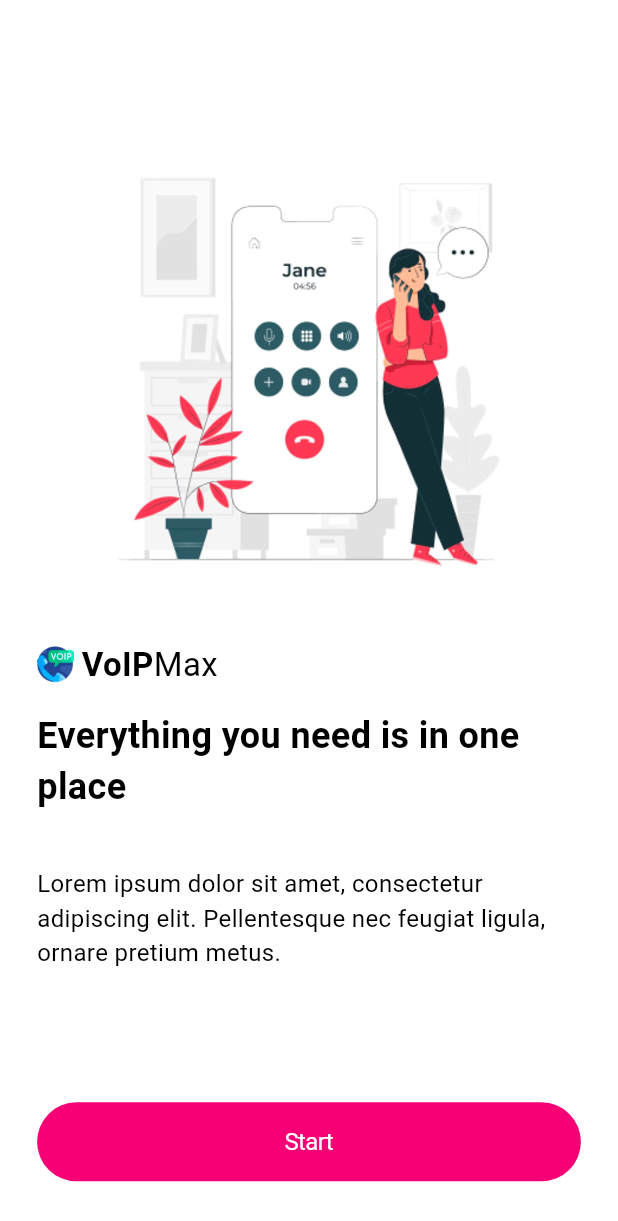
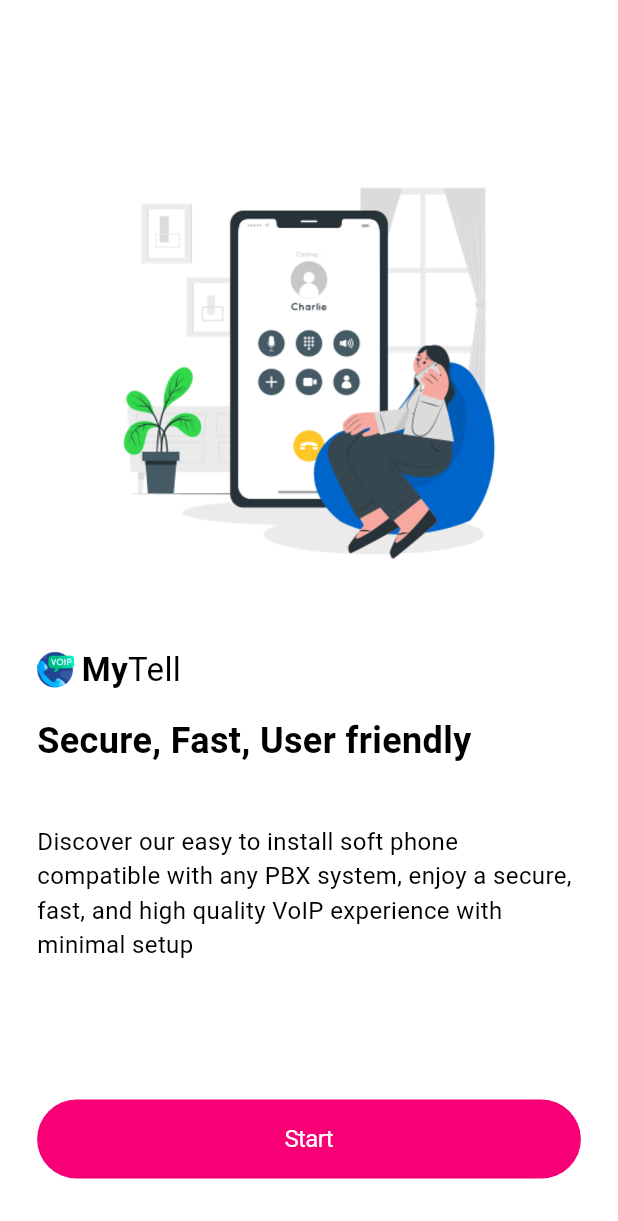
Before and after one commit to Armancoders/mytell_flutter_App, a Flutter app: the screen it shows after launch, on a phone screen of 412 x 824 dp. Shown: the top 1221 px of the screen. Run offline on Flutter 3.47's test engine with Material 3 defaults, Android fonts, the phone set to English and light mode, and no system bars; our stand-ins replace audioplayers, firebase_core, firebase_messaging, flutter_blue_plus, flutter_contacts, flutter_local_notifications and 8 more; missing offline and left inert: bluetooth_enable_fork, flutter_background_service, flutter_callkit_incoming, flutter_dialpad, flutter_downloader, flutter_dtmf and 3 more; accounts and stored records are empty; network calls fail.

Commit message:
[edit] change voipmax to mytell (android & ios & ui integration)

```diff
--- a/lib/src/modules/Login/widgets.dart
+++ b/lib/src/modules/Login/widgets.dart
@@ -37,7 +37,7 @@ Widget voipMaxLogo() {
     child: Hero(
       tag: "onB_voipMax",
       child: Image.asset(
-        "assets/onB_voipMax.png",
+        "assets/mytell_onboard.png",
         fit: BoxFit.contain,
       ),
     ),
--- a/lib/src/modules/OnBoarding/widgets.dart
+++ b/lib/src/modules/OnBoarding/widgets.dart
@@ -5,15 +5,20 @@ import 'package:voipmax/src/core/theme/text_theme.dart';
 
 Widget voipMaxBanner() {
   return SizedBox(
-    height: Get.height *.35,
+    height: Get.height * .35,
     child: Hero(
-      tag: "onB_voipMax",
-       child: Image.asset("assets/onB_voipMax.png",filterQuality: FilterQuality.high,fit: BoxFit.contain,)),
+        tag: "onB_voipMax",
+        child: Image.asset(
+          "assets/mytell_onboard.png",
+          filterQuality: FilterQuality.high,
+          fit: BoxFit.contain,
+        )),
   );
 }
 
 Widget voipMaxTitle() {
   return Column(
+    crossAxisAlignment: CrossAxisAlignment.start,
     children: [
       Row(
         textDirection: TextDirection.ltr,
@@ -30,10 +35,10 @@ Widget voipMaxTitle() {
           spX(5),
           Text.rich(
             TextSpan(
-              text: "VoIP",
+              text: "My",
               style: textLarge.copyWith(fontWeight: FontWeight.bold),
               children: [
-                TextSpan(text: "Max", style: textLarge),
+                TextSpan(text: "Tell", style: textLarge),
               ],
             ),
           )
@@ -41,7 +46,7 @@ Widget voipMaxTitle() {
       ),
       spY(15),
       Text(
-        "Everything you need is in one place",
+        "Secure, Fast, User friendly",
         style: textXLarge.copyWith(fontWeight: FontWeight.w600),
         maxLines: 2,
       )
@@ -51,7 +56,7 @@ Widget voipMaxTitle() {
 
 Widget voipMaxPrivacyPolicy() {
   return Text(
-    "Lorem ipsum dolor sit amet, consectetur adipiscing elit. Pellentesque nec feugiat ligula, ornare pretium metus.",
+    "Discover our easy to install soft phone  compatible with any PBX system, enjoy a secure, fast, and high quality VoIP experience with minimal setup",
     style: textMedium,
   );
 }
```
Also changed, not shown: lib/src/modules/splash.dart (+11 -5 lines), assets/mytell_espLogo.png (added), assets/mytell_onboard.png (added), 60 other files.
